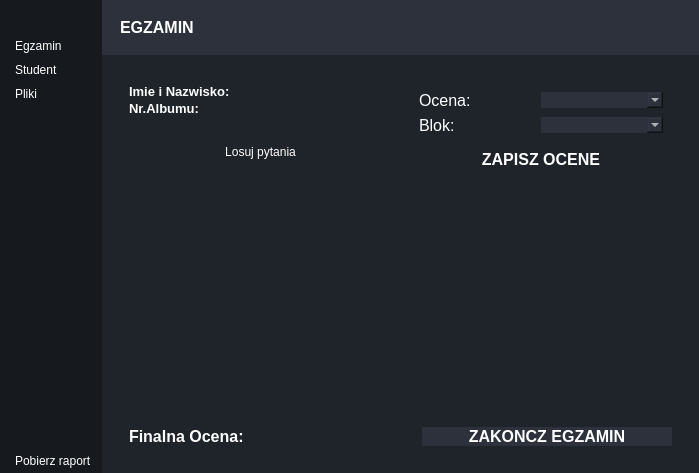
Qt form mainwindow.ui (radoslawgegotek/ExamApp) before a commit.
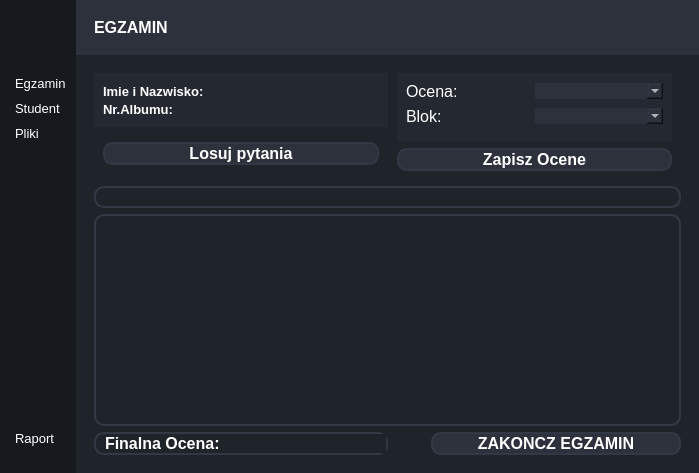
The same form after that commit. The open tabs and pages were chosen to show the change. Icons and pictures are not drawn.

Patch:
```diff
--- a/mainwindow.ui
+++ b/mainwindow.ui
@@ -41,7 +41,26 @@
 }
 #header{
 	background-color: #2c313c;
-}</string>
+}
+QMessageBox{
+background-color: rgb(31, 35, 42);
+}
+
+QMessageBox QPushButton{
+	width:75px;
+	height:25px;
+	font-size:20;
+	background-color: #2c313c;
+	border: 2px solid rgb(50, 56, 68);
+	border-radius: 20px;
+}	
+QMessageBox QPushButton:hover {
+	background-color: rgb(62, 69, 84);
+	border: 2px solid rgb(96, 108, 131);
+}
+
+
+</string>
   </property>
   <widget class="QWidget" name="centralwidget">
    <layout class="QHBoxLayout" name="horizontalLayout">
@@ -122,6 +141,12 @@
              </property>
              <item>
               <widget class="QPushButton" name="menuBtn">
+               <property name="minimumSize">
+                <size>
+                 <width>0</width>
+                 <height>61</height>
+                </size>
+               </property>
                <property name="toolTip">
                 <string>menu</string>
                </property>
@@ -175,6 +200,11 @@
                <property name="enabled">
                 <bool>true</bool>
                </property>
+               <property name="font">
+                <font>
+                 <pointsize>10</pointsize>
+                </font>
+               </property>
                <property name="cursor">
                 <cursorShape>PointingHandCursor</cursorShape>
                </property>
@@ -182,7 +212,13 @@
                 <string>exam</string>
                </property>
                <property name="styleSheet">
-                <string notr="true"/>
+                <string notr="true">QPushButton{
+	border-radius: 10px;
+}	
+QPushButton:hover {
+	background-color:rgb(26, 30, 35);
+	border: 2px solid rgb(39, 45, 52);
+}</string>
                </property>
                <property name="text">
                 <string>Egzamin</string>
@@ -201,12 +237,26 @@
              </item>
              <item>
               <widget class="QPushButton" name="studentBtn">
+               <property name="font">
+                <font>
+                 <pointsize>10</pointsize>
+                </font>
+               </property>
                <property name="cursor">
                 <cursorShape>PointingHandCursor</cursorShape>
                </property>
                <property name="toolTip">
                 <string>student</string>
                </property>
+               <property name="styleSheet">
+                <string notr="true">QPushButton{
+	border-radius: 10px;
+}	
+QPushButton:hover {
+	background-color:rgb(26, 30, 35);
+	border: 2px solid rgb(39, 45, 52);
+}</string>
+               </property>
                <property name="text">
                 <string>Student</string>
                </property>
@@ -224,12 +274,26 @@
              </item>
              <item>
               <widget class="QPushButton" name="questionBtn">
+               <property name="font">
+                <font>
+                 <pointsize>10</pointsize>
+                </font>
+               </property>
                <property name="cursor">
                 <cursorShape>PointingHandCursor</cursorShape>
                </property>
                <property name="toolTip">
                 <string>question</string>
                </property>
+               <property name="styleSheet">
+                <string notr="true">QPushButton{
+	border-radius: 10px;
+}	
+QPushButton:hover {
+	background-color:rgb(26, 30, 35);
+	border: 2px solid rgb(39, 45, 52);
+}</string>
+               </property>
                <property name="text">
                 <string>Pliki</string>
                </property>
@@ -262,10 +326,64 @@
            </spacer>
           </item>
           <item>
-           <widget class="QPushButton" name="pobierzRapotyBTN">
-            <property name="text">
-             <string>Pobierz raport</string>
+           <widget class="QFrame" name="frame_13">
+            <property name="frameShape">
+             <enum>QFrame::StyledPanel</enum>
             </property>
+            <property name="frameShadow">
+             <enum>QFrame::Raised</enum>
+            </property>
+            <layout class="QVBoxLayout" name="verticalLayout_23">
+             <property name="spacing">
+              <number>0</number>
+             </property>
+             <property name="leftMargin">
+              <number>0</number>
+             </property>
+             <property name="topMargin">
+              <number>0</number>
+             </property>
+             <property name="rightMargin">
+              <number>0</number>
+             </property>
+             <property name="bottomMargin">
+              <number>22</number>
+             </property>
+             <item>
+              <widget class="QPushButton" name="pobierzRapotyBTN">
+               <property name="font">
+                <font>
+                 <pointsize>10</pointsize>
+                </font>
+               </property>
+               <property name="cursor">
+                <cursorShape>PointingHandCursor</cursorShape>
+               </property>
+               <property name="styleSheet">
+                <string notr="true">QPushButton{
+	border-radius: 10px;
+}	
+QPushButton:hover {
+	background-color:rgb(26, 30, 35);
+	border: 2px solid rgb(39, 45, 52);
+}</string>
+               </property>
+               <property name="text">
+                <string>Raport</string>
+               </property>
+               <property name="icon">
+                <iconset>
+                 <normaloff>../../proejkt 24/projekt-cichosz_gegotek-main/feather/file-text.svg</normaloff>../../proejkt 24/projekt-cichosz_gegotek-main/feather/file-text.svg</iconset>
+               </property>
+               <property name="iconSize">
+                <size>
+                 <width>24</width>
+                 <height>24</height>
+                </size>
+               </property>
+              </widget>
+             </item>
+            </layout>
            </widget>
           </item>
          </layout>
@@ -332,19 +450,6 @@
             </layout>
            </widget>
           </item>
-          <item>
-           <spacer name="horizontalSpacer">
-            <property name="orientation">
-             <enum>Qt::Horizontal</enum>
-            </property>
-            <property name="sizeHint" stdset="0">
-             <size>
-              <width>20</width>
-              <height>20</height>
-             </size>
-            </property>
-           </spacer>
-          </item>
           <item>
            <widget class="QFrame" name="frame_5">
             <property name="frameShape">
@@ -353,68 +458,7 @@
             <property name="frameShadow">
              <enum>QFrame::Raised</enum>
             </property>
-            <layout class="QHBoxLayout" name="horizontalLayout_3">
-             <item>
-              <widget class="QPushButton" name="pushButton">
-               <property name="toolTip">
-                <string>minimalize</string>
-               </property>
-               <property name="text">
-                <string/>
-               </property>
-               <property name="icon">
-                <iconset resource="icon.qrc">
-                 <normaloff>:/new/prefix1/feather/minus.svg</normaloff>:/new/prefix1/feather/minus.svg</iconset>
-               </property>
-               <property name="iconSize">
-                <size>
-                 <width>16</width>
-                 <height>16</height>
-                </size>
-               </property>
-              </widget>
-             </item>
-             <item>
-              <widget class="QPushButton" name="pushButton_2">
-               <property name="toolTip">
-                <string>restore</string>
-               </property>
-               <property name="text">
-                <string/>
-               </property>
-               <property name="icon">
-                <iconset resource="icon.qrc">
-                 <normaloff>:/new/prefix1/feather/square.svg</normaloff>:/new/prefix1/feather/square.svg</iconset>
-               </property>
-               <property name="iconSize">
-                <size>
-                 <width>16</width>
-                 <height>16</height>
-                </size>
-               </property>
-              </widget>
-             </item>
-             <item>
-              <widget class="QPushButton" name="pushButton_3">
-               <property name="toolTip">
-                <string>close</string>
-               </property>
-               <property name="text">
-                <string/>
-               </property>
-               <property name="icon">
-                <iconset resource="icon.qrc">
-                 <normaloff>:/new/prefix1/feather/x.svg</normaloff>:/new/prefix1/feather/x.svg</iconset>
-               </property>
-               <property name="iconSize">
-                <size>
-                 <width>16</width>
-                 <height>16</height>
-                </size>
-               </property>
-              </widget>
-             </item>
-            </layout>
+            <layout class="QHBoxLayout" name="horizontalLayout_3"/>
            </widget>
           </item>
          </layout>
@@ -428,6 +472,9 @@
            <verstretch>0</verstretch>
           </sizepolicy>
          </property>
+         <property name="styleSheet">
+          <string notr="true"/>
+         </property>
          <layout class="QVBoxLayout" name="verticalLayout_5">
           <item>
            <widget class="QStackedWidget" name="stackedWidget">
@@ -489,6 +536,10 @@
                     </property>
                     <item>
                      <widget class="QFrame" name="frame_14">
+                      <property name="styleSheet">
+                       <string notr="true">	background-color: rgb(36, 41, 49);
+	radius:   20px;</string>
+                      </property>
                       <property name="frameShape">
                        <enum>QFrame::StyledPanel</enum>
                       </property>
@@ -496,6 +547,18 @@
                        <enum>QFrame::Raised</enum>
                       </property>
                       <layout class="QHBoxLayout" name="horizontalLayout_11">
+                       <property name="leftMargin">
+                        <number>9</number>
+                       </property>
+                       <property name="topMargin">
+                        <number>9</number>
+                       </property>
+                       <property name="rightMargin">
+                        <number>9</number>
+                       </property>
+                       <property name="bottomMargin">
+                        <number>9</number>
+                       </property>
                        <item>
                         <widget class="QFrame" name="frame_11">
                          <property name="frameShape">
@@ -620,6 +683,23 @@
                       <layout class="QHBoxLayout" name="horizontalLayout_15">
                        <item>
                         <widget class="QPushButton" name="drawQuestionsBTN">
+                         <property name="font">
+                          <font>
+                           <pointsize>12</pointsize>
+                           <bold>true</bold>
+                          </font>
+                         </property>
+                         <property name="styleSheet">
+                          <string notr="true">QPushButton{
+	background-color: #2c313c;
+	border: 2px solid rgb(50, 56, 68);
+	border-radius: 10px;
+}	
+QPushButton:hover {
+	background-color: rgb(62, 69, 84);
+	border: 2px solid rgb(96, 108, 131);
+}</string>
+                         </property>
                          <property name="text">
                           <string>Losuj pytania</string>
                          </property>
@@ -640,8 +720,15 @@
                     <enum>QFrame::Raised</enum>
                    </property>
                    <layout class="QVBoxLayout" name="verticalLayout_20">
+                    <property name="topMargin">
+                     <number>0</number>
+                    </property>
                     <item>
                      <widget class="QFrame" name="frame_16">
+                      <property name="styleSheet">
+                       <string notr="true">	background-color: rgb(36, 41, 49);
+	radius:   20px;</string>
+                      </property>
                       <property name="frameShape">
                        <enum>QFrame::StyledPanel</enum>
                       </property>
@@ -649,6 +736,18 @@
                        <enum>QFrame::Raised</enum>
                       </property>
                       <layout class="QVBoxLayout" name="verticalLayout_24">
+                       <property name="leftMargin">
+                        <number>9</number>
+                       </property>
+                       <property name="topMargin">
+                        <number>9</number>
+                       </property>
+                       <property name="rightMargin">
+                        <number>9</number>
+                       </property>
+                       <property name="bottomMargin">
+                        <number>16</number>
+                       </property>
                        <item>
                         <widget class="QFrame" name="frame_19">
                          <property name="frameShape">
@@ -777,13 +876,18 @@
                           </font>
                          </property>
                          <property name="styleSheet">
-                          <string notr="true">background-color: #2c313c;
-QPushButton::hover {
-  border: 1px solid red;
+                          <string notr="true">QPushButton{
+	background-color: #2c313c;
+	border: 2px solid rgb(50, 56, 68);
+	border-radius: 10px;
+}	
+QPushButton:hover {
+	background-color: rgb(62, 69, 84);
+	border: 2px solid rgb(96, 108, 131);
 }</string>
                          </property>
                          <property name="text">
-                          <string>ZAPISZ OCENE</string>
+                          <string>Zapisz Ocene</string>
                          </property>
                         </widget>
                        </item>
@@ -798,6 +902,22 @@
               </item>
               <item>
                <widget class="QFrame" name="examGrades">
+                <property name="font">
+                 <font>
+                  <pointsize>12</pointsize>
+                 </font>
+                </property>
+                <property name="styleSheet">
+                 <string notr="true">QFrame{	
+border: 2px solid rgb(50, 56, 68);
+border-radius: 10px;
+}
+QLabel {
+	font: 900 12pt &quot;Segoe UI&quot;;
+}
+
+</string>
+                </property>
                 <property name="frameShape">
                  <enum>QFrame::StyledPanel</enum>
                 </property>
@@ -846,8 +966,64 @@
                     <enum>QFrame::Raised</enum>
                    </property>
                    <layout class="QVBoxLayout" name="verticalLayout_22">
+                    <property name="spacing">
+                     <number>0</number>
+                    </property>
+                    <property name="leftMargin">
+                     <number>0</number>
+                    </property>
+                    <property name="topMargin">
+                     <number>0</number>
+                    </property>
+                    <property name="rightMargin">
+                     <number>0</number>
+                    </property>
+                    <property name="bottomMargin">
+                     <number>0</number>
+                    </property>
                     <item>
                      <widget class="QTextEdit" name="showQue">
+                      <property name="font">
+                       <font>
+                        <pointsize>12</pointsize>
+                       </font>
+                      </property>
+                      <property name="styleSheet">
+                       <string notr="true">QTextEdit{
+	border: 2px solid rgb(50, 56, 68);
+	border-radius: 10px;
+}
+
+QScrollBar {
+    border: none;
+    background: rgb(60, 68, 81);
+}
+
+QScrollBar::handle {
+    background: rgb(44, 49, 60);
+	border: 2px solid rgb(0, 0, 0);
+    min-width: 20px;
+    min-height: 20px;
+}
+
+QScrollBar::vertical {
+    width: 5px;
+}
+
+QScrollBar::horizontal {
+    height: 5px;
+}
+
+QScrollBar::add-line {
+    border: none;
+    background: none;
+}
+
+QScrollBar::sub-line {
+    border: none;
+    background: none;
+}</string>
+                      </property>
                       <property name="readOnly">
                        <bool>true</bool>
                       </property>
@@ -868,24 +1044,86 @@
                  <enum>QFrame::Raised</enum>
                 </property>
                 <layout class="QHBoxLayout" name="horizontalLayout_14">
+                 <property name="spacing">
+                  <number>0</number>
+                 </property>
+                 <property name="leftMargin">
+                  <number>0</number>
+                 </property>
+                 <property name="topMargin">
+                  <number>0</number>
+                 </property>
+                 <property name="rightMargin">
+                  <number>0</number>
+                 </property>
+                 <property name="bottomMargin">
+                  <number>0</number>
+                 </property>
                  <item>
-                  <widget class="QLabel" name="finalNoteText">
-                   <property name="font">
-                    <font>
-                     <pointsize>12</pointsize>
-                     <bold>true</bold>
-                    </font>
+                  <widget class="QFrame" name="frame_21">
+                   <property name="styleSheet">
+                    <string notr="true">QFrame{
+	border: 2px solid rgb(50, 56, 68);
+	border-radius: 10px;
+}
+</string>
                    </property>
-                   <property name="text">
-                    <string>Finalna Ocena:</string>
+                   <property name="frameShape">
+                    <enum>QFrame::StyledPanel</enum>
                    </property>
-                  </widget>
-                 </item>
-                 <item>
-                  <widget class="QLabel" name="finalNoteInfo">
-                   <property name="text">
-                    <string/>
+                   <property name="frameShadow">
+                    <enum>QFrame::Raised</enum>
                    </property>
+                   <layout class="QHBoxLayout" name="horizontalLayout_17">
+                    <property name="spacing">
+                     <number>0</number>
+                    </property>
+                    <property name="leftMargin">
+                     <number>9</number>
+                    </property>
+                    <property name="topMargin">
+                     <number>0</number>
+                    </property>
+                    <property name="rightMargin">
+                     <number>0</number>
+                    </property>
+                    <property name="bottomMargin">
+                     <number>0</number>
+                    </property>
+                    <item>
+                     <widget class="QLabel" name="finalNoteText">
+                      <property name="font">
+                       <font>
+                        <pointsize>12</pointsize>
+                        <bold>true</bold>
+                       </font>
+                      </property>
+                      <property name="styleSheet">
+                       <string notr="true">	border: 0px;</string>
+                      </property>
+                      <property name="text">
+                       <string>Finalna Ocena:</string>
+                      </property>
+                     </widget>
+                    </item>
+                    <item>
+                     <widget class="QLabel" name="finalNoteInfo">
+                      <property name="font">
+                       <font>
+                        <pointsize>12</pointsize>
+                        <bold>true</bold>
+                       </font>
+                      </property>
+                      <property name="styleSheet">
+                       <string notr="true">	border: 0px ;
+	color: red;</string>
+                      </property>
+                      <property name="text">
+                       <string/>
+                      </property>
+                     </widget>
+                    </item>
+                   </layout>
                   </widget>
                  </item>
                  <item alignment="Qt::AlignRight|Qt::AlignBottom">
@@ -903,7 +1141,15 @@
                     </font>
                    </property>
                    <property name="styleSheet">
-                    <string notr="true">	background-color: #2c313c;</string>
+                    <string notr="true">QPushButton{
+	background-color: #2c313c;
+	border: 2px solid rgb(50, 56, 68);
+	border-radius: 10px;
+}	
+QPushButton:hover {
+	background-color: rgb(62, 69, 84);
+	border: 2px solid rgb(96, 108, 131);
+}</string>
                    </property>
                    <property name="text">
                     <string>ZAKONCZ EGZAMIN</string>
```
Left out of the diff: 181 changed lines with no effect on the pictures.
